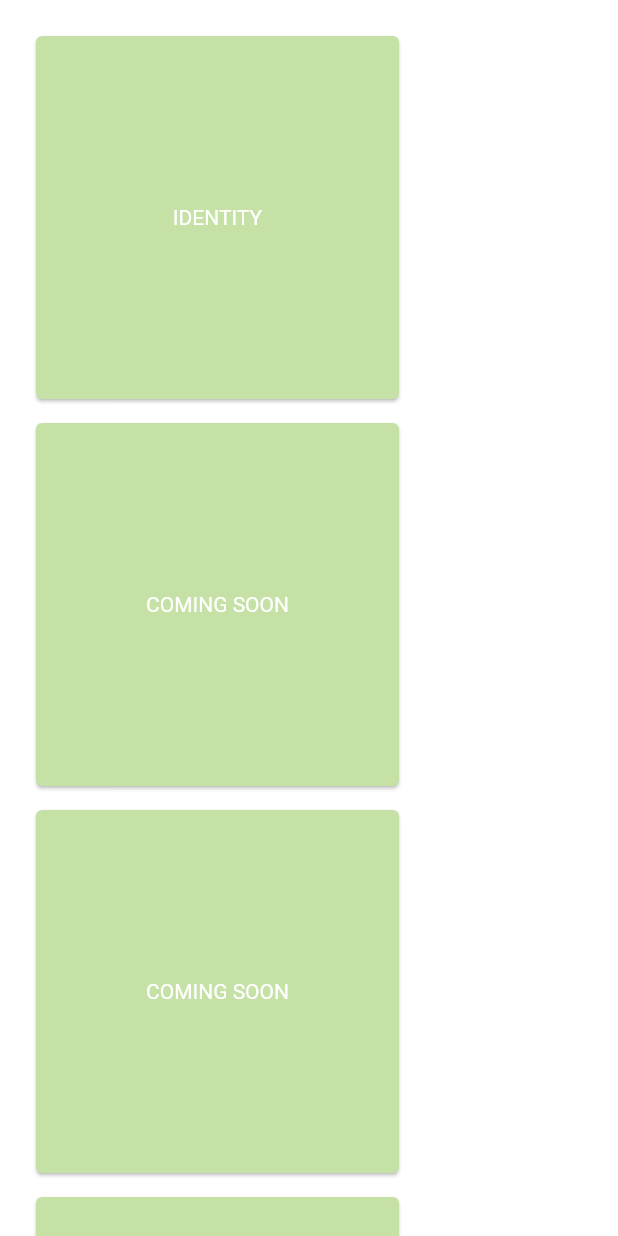
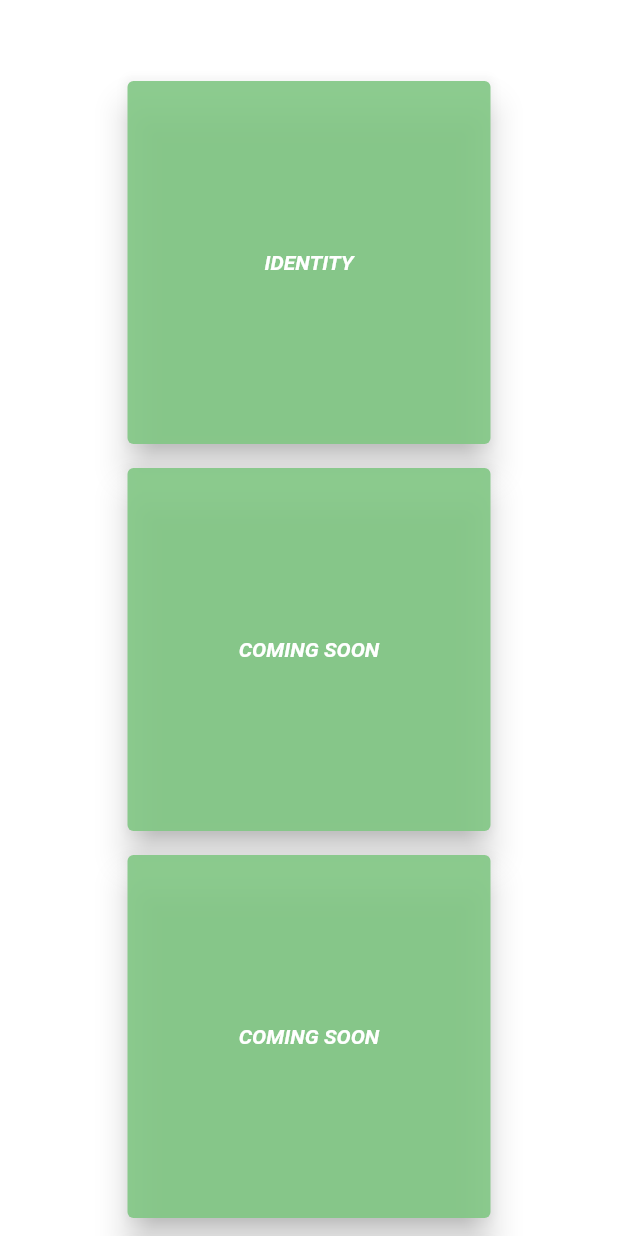
Before and after one commit to coldfiction/coldfiction_develop.github.io, a Flutter app: the StoriesHolder widget shown alone on an empty page, opened directly, on a phone screen of 412 x 824 dp. Run offline on Flutter 3.47's test engine with Material 2 defaults, Android fonts, the phone set to English and light mode, and no system bars.

Commit message:
new changes

```diff
--- a/lib/widgets/StoriesHolder/stories_holder.dart
+++ b/lib/widgets/StoriesHolder/stories_holder.dart
@@ -1,8 +1,6 @@
 import 'package:flutter/material.dart';
 
 import '../../models/Story.dart';
-
-
 
 //This is a widget that holds the story cards
 class StoriesHolder extends StatelessWidget {
@@ -12,13 +10,13 @@ class StoriesHolder extends StatelessWidget {
         height: MediaQuery.of(context).size.height,
         width: MediaQuery.of(context).size.width,
         color: Colors.white,
-        padding: const EdgeInsets.all(20),
+        padding: const EdgeInsets.all(50),
         child: Wrap(
           children: _cards(context),
           spacing: 8,
           runSpacing: 8,
           direction: Axis.horizontal,
-          //alignment: WrapAlignment.center,
+          alignment: WrapAlignment.center,
         ));
   }
 
@@ -27,26 +25,38 @@ class StoriesHolder extends StatelessWidget {
     final cards = List<Widget>();
 
     for (var i = 0; i < stories.length; i++) {
-      cards.add(new InkWell(//Ink effect widget
-          onTap: () {},
-          highlightColor: Colors.white.withAlpha(30),
-          splashColor: Colors.white.withAlpha(20),
-          child: Container(// setting the card dimensions
+      cards.add(Container(
+        // setting the card dimensions
+        color: Colors.transparent,
         height: 250,
         width: 250,
-            child: Card(//returning a Story card
-              color: Colors.lightGreen[200],
-              child: Center(// center-ing the card text
-                child: Container(//Container for padding
+        child: Card(
+            //returning a Story card
+            //color: Colors.lightGreen[200], Doing
+            elevation: 9,
+            color: Colors.green[300].withOpacity(0.9),
+            child: Material(
+              color: Colors.transparent,
+              child: InkWell(
+                //Ink effect widget
+                onTap: () {},
+                highlightColor: Colors.green,
+                splashColor: Colors.yellow,
+                child: Center(
+                  // center-ing the card text
+                  child: Container(
+                    //Container for padding
+                    color: Colors.transparent,
                     padding: const EdgeInsets.all(2),
                     child: Text(
                       stories[i].title,
-                    style: TextStyle(color: Colors.white),
+                      style: TextStyle(color: Colors.white, fontStyle: FontStyle.italic, fontWeight: FontWeight.bold),
                     ),
                   ),
                 ),
               ),
-          )));
+            )),
+      ));
     }
 
     return cards;
```
Also changed, not shown: lib/widgets/Stories/stories.dart (+58 -53 lines). Lines whose indentation alone changed are shown as unchanged.
